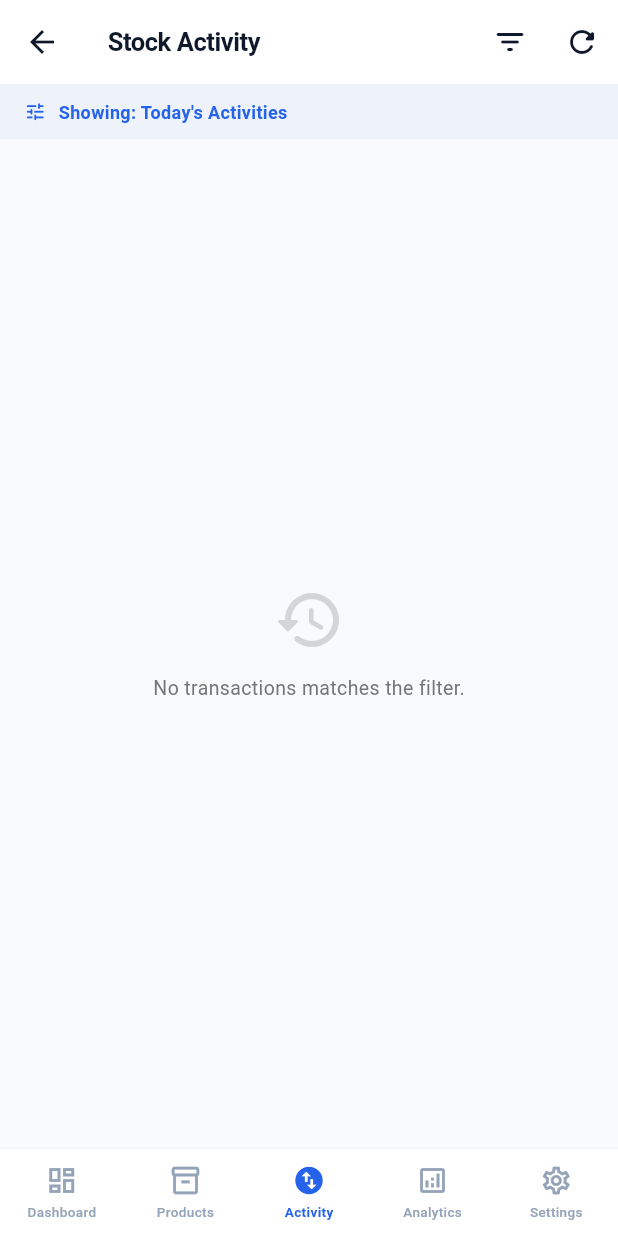
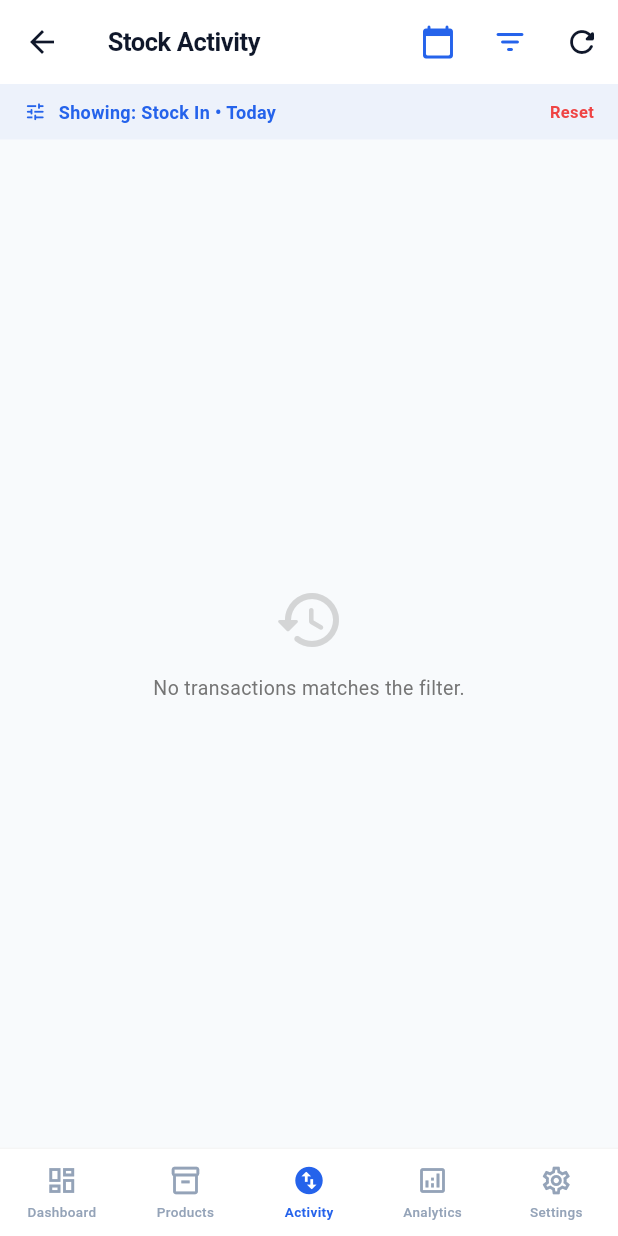
Before and after one commit to Ashishkumarpy/B2B-Stock-App, a Flutter app: the AnalyticsScreen screen opened by its route, after a tap on an icon or button, on a phone screen of 412 x 824 dp. Run offline on Flutter 3.47's test engine with Material 3 defaults, Android fonts, the phone set to English and light mode, and no system bars; our stand-ins replace cached_network_image, csv, equatable, file_picker, firebase_core, firebase_messaging and 10 more; accounts and stored records are empty.

Commit message:
feat: establish seamless navigation and filtering correlation between analytics screen and stock activity

```diff
--- a/mobile/lib/core/router/app_router.dart
+++ b/mobile/lib/core/router/app_router.dart
@@ -188,8 +188,19 @@ final appRouterProvider = Provider<GoRouter>((ref) {
           ),
           GoRoute(
             path: '/stock-activity',
-            pageBuilder: (context, state) =>
-                _buildPage(state, const StockActivityScreen()),
+            pageBuilder: (context, state) {
+              final type = state.uri.queryParameters['type'];
+              final dateMode = state.uri.queryParameters['dateMode'];
+              final date = state.uri.queryParameters['date'];
+              return _buildPage(
+                state,
+                StockActivityScreen(
+                  initialType: type,
+                  initialDateMode: dateMode,
+                  initialDate: date,
+                ),
+              );
+            },
           ),
           GoRoute(
             path: '/worker-detail/:userId',
--- a/mobile/lib/presentation/screens/analytics/analytics_screen.dart
+++ b/mobile/lib/presentation/screens/analytics/analytics_screen.dart
@@ -332,6 +332,13 @@ class _AnalyticsScreenState extends ConsumerState<AnalyticsScreen> {
     final double computedMax = maxVal == 0 ? 100.0 : maxVal * 1.15;
 
     final dateLabel = _selectedDate != null ? _formatDate(_selectedDate!) : 'Today';
+    final String dateParams;
+    if (_selectedDate != null) {
+      final dateStr = _selectedDate!.toIso8601String().substring(0, 10);
+      dateParams = '&dateMode=custom&date=$dateStr';
+    } else {
+      dateParams = '&dateMode=today';
+    }
 
     return Column(
       crossAxisAlignment: CrossAxisAlignment.start,
@@ -454,7 +461,7 @@ class _AnalyticsScreenState extends ConsumerState<AnalyticsScreen> {
               value: '$stockInSum',
               icon: Icons.trending_up_rounded,
               color: AppTheme.primary,
-              onTap: () => context.push('/stock-activity'),
+              onTap: () => context.push('/stock-activity?type=stockIn$dateParams'),
             ),
             const SizedBox(width: AppTheme.sp12),
             _TransactionSummaryCard(
@@ -462,7 +469,7 @@ class _AnalyticsScreenState extends ConsumerState<AnalyticsScreen> {
               value: '$stockOutSum',
               icon: Icons.trending_down_rounded,
               color: AppTheme.danger,
-              onTap: () => context.push('/stock-activity'),
+              onTap: () => context.push('/stock-activity?type=stockOut$dateParams'),
             ),
           ],
         ),
@@ -471,7 +478,7 @@ class _AnalyticsScreenState extends ConsumerState<AnalyticsScreen> {
           label: 'Net Flow ($dateLabel)',
           value: '${stockInSum - stockOutSum >= 0 ? "+" : ""}${stockInSum - stockOutSum}',
           color: (stockInSum - stockOutSum) >= 0 ? AppTheme.success : AppTheme.danger,
-          onTap: () => context.push('/stock-activity'),
+          onTap: () => context.push('/stock-activity?type=both$dateParams'),
         ),
       ],
     );
--- a/mobile/lib/presentation/screens/dashboard/stock_activity_screen.dart
+++ b/mobile/lib/presentation/screens/dashboard/stock_activity_screen.dart
@@ -8,18 +8,77 @@ import '../../../domain/entities/transaction.dart';
 import '../../providers/transactions_provider.dart';
 import '../../widgets/skeleton_loading.dart';
 
-enum ActivityFilter { today, all, stockIn, stockOut, customDate }
+enum DateFilterMode { today, all, custom }
+enum TypeFilterMode { both, stockIn, stockOut }
 
 class StockActivityScreen extends ConsumerStatefulWidget {
-  const StockActivityScreen({super.key});
+  final String? initialType;
+  final String? initialDateMode;
+  final String? initialDate;
+
+  const StockActivityScreen({
+    super.key,
+    this.initialType,
+    this.initialDateMode,
+    this.initialDate,
+  });
 
   @override
   ConsumerState<StockActivityScreen> createState() => _StockActivityScreenState();
 }
 
 class _StockActivityScreenState extends ConsumerState<StockActivityScreen> {
-  ActivityFilter _currentFilter = ActivityFilter.today;
+  DateFilterMode _dateFilter = DateFilterMode.today;
+  TypeFilterMode _typeFilter = TypeFilterMode.both;
   DateTime? _customFilterDate;
+
+  @override
+  void initState() {
+    super.initState();
+    _applyInitialParameters();
+  }
+
+  @override
+  void didUpdateWidget(covariant StockActivityScreen oldWidget) {
+    super.didUpdateWidget(oldWidget);
+    if (widget.initialType != oldWidget.initialType ||
+        widget.initialDateMode != oldWidget.initialDateMode ||
+        widget.initialDate != oldWidget.initialDate) {
+      _applyInitialParameters();
+    }
+  }
+
+  void _applyInitialParameters() {
+    if (widget.initialType != null) {
+      if (widget.initialType == 'stockIn') {
+        _typeFilter = TypeFilterMode.stockIn;
+      } else if (widget.initialType == 'stockOut') {
+        _typeFilter = TypeFilterMode.stockOut;
+      } else if (widget.initialType == 'both') {
+        _typeFilter = TypeFilterMode.both;
+      }
+    }
+
+    if (widget.initialDateMode != null) {
+      if (widget.initialDateMode == 'today') {
+        _dateFilter = DateFilterMode.today;
+        _customFilterDate = null;
+      } else if (widget.initialDateMode == 'all') {
+        _dateFilter = DateFilterMode.all;
+        _customFilterDate = null;
+      } else if (widget.initialDateMode == 'custom') {
+        _dateFilter = DateFilterMode.custom;
+      }
+    }
+
+    if (widget.initialDate != null) {
+      final parsed = DateTime.tryParse(widget.initialDate!);
+      if (parsed != null) {
+        _customFilterDate = parsed;
+        _dateFilter = DateFilterMode.custom;
+      }
+    }
+  }
 
   String _formatDate(DateTime d) {
     final months = ['Jan', 'Feb', 'Mar', 'Apr', 'May', 'Jun', 'Jul', 'Aug', 'Sep', 'Oct', 'Nov', 'Dec'];
@@ -30,15 +89,22 @@ class _StockActivityScreenState extends ConsumerState<StockActivityScreen> {
   Widget build(BuildContext context) {
     final txnsAsync = ref.watch(transactionsProvider);
 
+    final bool isDateFilterActive = _dateFilter != DateFilterMode.all;
+    final bool isTypeFilterActive = _typeFilter != TypeFilterMode.both;
+
     return Scaffold(
       appBar: AppBar(
         title: const Text('Stock Activity'),
         actions: [
-          PopupMenuButton<ActivityFilter>(
-            icon: const Icon(Icons.filter_list_rounded),
-            tooltip: 'Filter Activities',
-            onSelected: (ActivityFilter filter) async {
-              if (filter == ActivityFilter.customDate) {
+          // Date Filter Popup Menu
+          PopupMenuButton<DateFilterMode>(
+            icon: Icon(
+              Icons.calendar_today_rounded,
+              color: isDateFilterActive ? AppTheme.primary : AppTheme.textSecondary,
+            ),
+            tooltip: 'Filter by Date',
+            onSelected: (DateFilterMode mode) async {
+              if (mode == DateFilterMode.custom) {
                 final picked = await showDatePicker(
                   context: context,
                   initialDate: _customFilterDate ?? DateTime.now(),
@@ -47,84 +113,54 @@ class _StockActivityScreenState extends ConsumerState<StockActivityScreen> {
                 );
                 if (picked != null) {
                   setState(() {
-                    _currentFilter = ActivityFilter.customDate;
+                    _dateFilter = DateFilterMode.custom;
                     _customFilterDate = picked;
                   });
                 }
               } else {
                 setState(() {
-                  _currentFilter = filter;
+                  _dateFilter = mode;
                   _customFilterDate = null;
                 });
               }
             },
-            itemBuilder: (BuildContext context) => <PopupMenuEntry<ActivityFilter>>[
-              PopupMenuItem<ActivityFilter>(
-                value: ActivityFilter.today,
+            itemBuilder: (BuildContext context) => <PopupMenuEntry<DateFilterMode>>[
+              PopupMenuItem<DateFilterMode>(
+                value: DateFilterMode.today,
                 child: Row(
                   children: [
                     Icon(
                       Icons.today_rounded,
                       size: 18,
-                      color: _currentFilter == ActivityFilter.today ? AppTheme.primary : AppTheme.textSecondary,
+                      color: _dateFilter == DateFilterMode.today ? AppTheme.primary : AppTheme.textSecondary,
                     ),
                     const SizedBox(width: 10),
                     const Text('Today', style: TextStyle(fontSize: 13, fontWeight: FontWeight.w600)),
                   ],
                 ),
               ),
-              PopupMenuItem<ActivityFilter>(
-                value: ActivityFilter.all,
+              PopupMenuItem<DateFilterMode>(
+                value: DateFilterMode.all,
                 child: Row(
                   children: [
                     Icon(
                       Icons.all_inbox_rounded,
                       size: 18,
-                      color: _currentFilter == ActivityFilter.all ? AppTheme.primary : AppTheme.textSecondary,
+                      color: _dateFilter == DateFilterMode.all ? AppTheme.primary : AppTheme.textSecondary,
                     ),
                     const SizedBox(width: 10),
-                    const Text('All Activities', style: TextStyle(fontSize: 13, fontWeight: FontWeight.w600)),
+                    const Text('All Time', style: TextStyle(fontSize: 13, fontWeight: FontWeight.w600)),
                   ],
                 ),
               ),
-              const PopupMenuDivider(),
-              PopupMenuItem<ActivityFilter>(
-                value: ActivityFilter.stockIn,
+              PopupMenuItem<DateFilterMode>(
+                value: DateFilterMode.custom,
                 child: Row(
                   children: [
                     Icon(
-                      Icons.south_west_rounded,
+                      Icons.date_range_rounded,
                       size: 18,
-                      color: _currentFilter == ActivityFilter.stockIn ? AppTheme.primary : AppTheme.textSecondary,
-                    ),
-                    const SizedBox(width: 10),
-                    const Text('Stock In Only', style: TextStyle(fontSize: 13, fontWeight: FontWeight.w600)),
-                  ],
-                ),
-              ),
-              PopupMenuItem<ActivityFilter>(
-                value: ActivityFilter.stockOut,
-                child: Row(
-                  children: [
-                    Icon(
-                      Icons.north_east_rounded,
-                      size: 18,
-                      color: _currentFilter == ActivityFilter.stockOut ? AppTheme.primary : AppTheme.textSecondary,
-                    ),
-                    const SizedBox(width: 10),
-                    const Text('Stock Out Only', style: TextStyle(fontSize: 13, fontWeight: FontWeight.w600)),
-                  ],
-                ),
-              ),
-              const PopupMenuDivider(),
-              PopupMenuItem<ActivityFilter>(
-                value: ActivityFilter.customDate,
-                child: Row(
-                  children: [
-                    Icon(
-                      Icons.calendar_today_rounded,
-                      size: 18,
-                      color: _currentFilter == ActivityFilter.customDate ? AppTheme.primary : AppTheme.textSecondary,
+                      color: _dateFilter == DateFilterMode.custom ? AppTheme.primary : AppTheme.textSecondary,
                     ),
                     const SizedBox(width: 10),
                     Text(
@@ -136,6 +172,65 @@ class _StockActivityScreenState extends ConsumerState<StockActivityScreen> {
               ),
             ],
           ),
+
+          // Type Filter Popup Menu
+          PopupMenuButton<TypeFilterMode>(
+            icon: Icon(
+              Icons.filter_list_rounded,
+              color: isTypeFilterActive ? AppTheme.primary : AppTheme.textSecondary,
+            ),
+            tooltip: 'Filter by Type',
+            onSelected: (TypeFilterMode mode) {
+              setState(() {
+                _typeFilter = mode;
+              });
+            },
+            itemBuilder: (BuildContext context) => <PopupMenuEntry<TypeFilterMode>>[
+              PopupMenuItem<TypeFilterMode>(
+                value: TypeFilterMode.both,
+                child: Row(
+                  children: [
+                    Icon(
+                      Icons.swap_vert_rounded,
+                      size: 18,
+                      color: _typeFilter == TypeFilterMode.both ? AppTheme.primary : AppTheme.textSecondary,
+                    ),
+                    const SizedBox(width: 10),
+                    const Text('All Types', style: TextStyle(fontSize: 13, fontWeight: FontWeight.w600)),
+                  ],
+                ),
+              ),
+              PopupMenuItem<TypeFilterMode>(
+                value: TypeFilterMode.stockIn,
+                child: Row(
+                  children: [
+                    Icon(
+                      Icons.south_west_rounded,
+                      size: 18,
+                      color: _typeFilter == TypeFilterMode.stockIn ? AppTheme.primary : AppTheme.textSecondary,
+                    ),
+                    const SizedBox(width: 10),
+                    const Text('Stock In Only', style: TextStyle(fontSize: 13, fontWeight: FontWeight.w600)),
+                  ],
+                ),
+              ),
+              PopupMenuItem<TypeFilterMode>(
+                value: TypeFilterMode.stockOut,
+                child: Row(
+                  children: [
+                    Icon(
+                      Icons.north_east_rounded,
+                      size: 18,
+                      color: _typeFilter == TypeFilterMode.stockOut ? AppTheme.primary : AppTheme.textSecondary,
+                    ),
+                    const SizedBox(width: 10),
+                    const Text('Stock Out Only', style: TextStyle(fontSize: 13, fontWeight: FontWeight.w600)),
+                  ],
+                ),
+              ),
+            ],
+          ),
+
           IconButton(
             icon: const Icon(Icons.refresh_rounded),
             onPressed: () {
@@ -168,39 +263,51 @@ class _StockActivityScreenState extends ConsumerState<StockActivityScreen> {
           // Apply active filters
           List<Transaction> filteredTxns = txns;
 
-          if (_currentFilter == ActivityFilter.today) {
+          // 1. Date Filter
+          if (_dateFilter == DateFilterMode.today) {
             final now = DateTime.now();
-            filteredTxns = txns.where((t) {
+            filteredTxns = filteredTxns.where((t) {
               return t.createdAt.year == now.year &&
                   t.createdAt.month == now.month &&
                   t.createdAt.day == now.day;
             }).toList();
-          } else if (_currentFilter == ActivityFilter.stockIn) {
-            filteredTxns = txns.where((t) => t.isStockIn).toList();
-          } else if (_currentFilter == ActivityFilter.stockOut) {
-            filteredTxns = txns.where((t) => t.isStockOut).toList();
-          } else if (_currentFilter == ActivityFilter.customDate && _customFilterDate != null) {
-            filteredTxns = txns.where((t) {
+          } else if (_dateFilter == DateFilterMode.custom && _customFilterDate != null) {
+            filteredTxns = filteredTxns.where((t) {
               return t.createdAt.year == _customFilterDate!.year &&
                   t.createdAt.month == _customFilterDate!.month &&
                   t.createdAt.day == _customFilterDate!.day;
             }).toList();
           }
 
-          final String headerText;
-          if (_currentFilter == ActivityFilter.today) {
-            headerText = "Showing: Today's Activities";
-          } else if (_currentFilter == ActivityFilter.all) {
-            headerText = "Showing: All Activities";
-          } else if (_currentFilter == ActivityFilter.stockIn) {
-            headerText = "Showing: Stock In Only";
-          } else if (_currentFilter == ActivityFilter.stockOut) {
-            headerText = "Showing: Stock Out Only";
-          } else if (_currentFilter == ActivityFilter.customDate && _customFilterDate != null) {
-            headerText = "Showing: ${_formatDate(_customFilterDate!)}";
+          // 2. Type Filter
+          if (_typeFilter == TypeFilterMode.stockIn) {
+            filteredTxns = filteredTxns.where((t) => t.isStockIn).toList();
+          } else if (_typeFilter == TypeFilterMode.stockOut) {
+            filteredTxns = filteredTxns.where((t) => t.isStockOut).toList();
+          }
+
+          // Prepare Status Labels
+          final String dateText;
+          if (_dateFilter == DateFilterMode.today) {
+            dateText = "Today";
+          } else if (_dateFilter == DateFilterMode.all) {
+            dateText = "All Time";
+          } else if (_dateFilter == DateFilterMode.custom && _customFilterDate != null) {
+            dateText = _formatDate(_customFilterDate!);
           } else {
-            headerText = "Stock Activities";
+            dateText = "";
           }
+
+          final String typeText;
+          if (_typeFilter == TypeFilterMode.stockIn) {
+            typeText = "Stock In";
+          } else if (_typeFilter == TypeFilterMode.stockOut) {
+            typeText = "Stock Out";
+          } else {
+            typeText = "All Activities";
+          }
+
+          final headerText = "Showing: $typeText • $dateText";
 
           return Column(
             children: [
@@ -225,16 +332,17 @@ class _StockActivityScreenState extends ConsumerState<StockActivityScreen> {
                         ),
                       ],
                     ),
-                    if (_currentFilter != ActivityFilter.today)
+                    if (_dateFilter != DateFilterMode.today || _typeFilter != TypeFilterMode.both)
                       GestureDetector(
                         onTap: () {
                           setState(() {
-                            _currentFilter = ActivityFilter.today;
+                            _dateFilter = DateFilterMode.today;
+                            _typeFilter = TypeFilterMode.both;
                             _customFilterDate = null;
                           });
                         },
                         child: const Text(
-                          'Reset to Today',
+                          'Reset',
                           style: TextStyle(
                             fontSize: 11,
                             fontWeight: FontWeight.bold,
```
